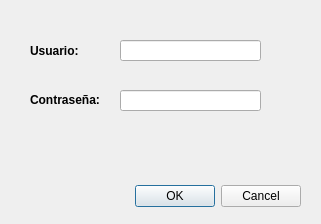
Above: Ventana_Ingreso.ui from juanes10z/ENTREGABLE_3_INFO before the change. Below: the same form after it.
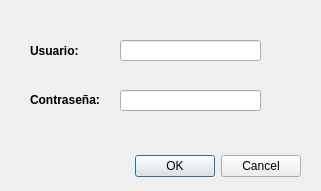
That is the form after the change.

Patch:
```diff
--- a/Ventana_Ingreso.ui
+++ b/Ventana_Ingreso.ui
@@ -7,7 +7,7 @@
     <x>0</x>
     <y>0</y>
     <width>321</width>
-    <height>224</height>
+    <height>191</height>
    </rect>
   </property>
   <property name="windowTitle">
@@ -17,7 +17,7 @@
    <property name="geometry">
     <rect>
      <x>-40</x>
-     <y>180</y>
+     <y>150</y>
      <width>341</width>
      <height>32</height>
     </rect>
```
